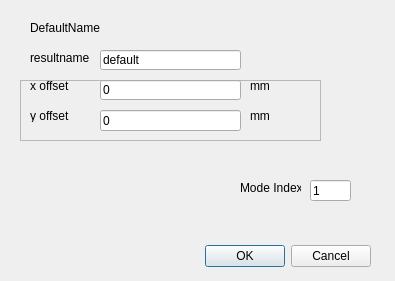
wzmsykk/cst_tools, file GUI/ui_post_edit.ui: the form before one commit.
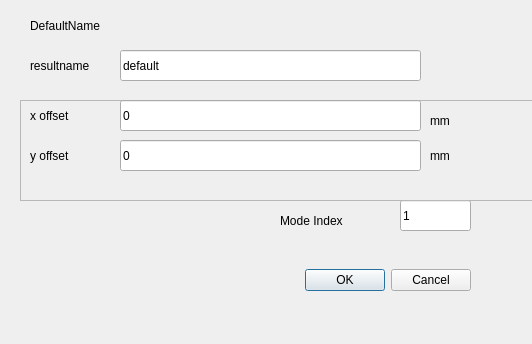
The form after the commit.

Patch:
```diff
--- a/GUI/ui_post_edit.ui
+++ b/GUI/ui_post_edit.ui
@@ -9,8 +9,8 @@
    <rect>
     <x>0</x>
     <y>0</y>
-    <width>395</width>
-    <height>281</height>
+    <width>532</width>
+    <height>344</height>
    </rect>
   </property>
   <property name="windowTitle">
@@ -19,10 +19,10 @@
   <widget class="QDialogButtonBox" name="buttonBox">
    <property name="geometry">
     <rect>
-     <x>30</x>
-     <y>240</y>
-     <width>341</width>
-     <height>32</height>
+     <x>60</x>
+     <y>250</y>
+     <width>411</width>
+     <height>61</height>
     </rect>
    </property>
    <property name="orientation">
@@ -36,9 +36,9 @@
    <property name="geometry">
     <rect>
      <x>30</x>
-     <y>20</y>
-     <width>131</width>
-     <height>16</height>
+     <y>10</y>
+     <width>141</width>
+     <height>31</height>
     </rect>
    </property>
    <property name="text">
@@ -48,10 +48,10 @@
   <widget class="QLineEdit" name="resultNameEdit">
    <property name="geometry">
     <rect>
-     <x>100</x>
+     <x>120</x>
      <y>50</y>
-     <width>141</width>
-     <height>20</height>
+     <width>301</width>
+     <height>31</height>
     </rect>
    </property>
    <property name="text">
@@ -61,10 +61,10 @@
   <widget class="QLineEdit" name="ModeIndexEdit">
    <property name="geometry">
     <rect>
-     <x>310</x>
-     <y>180</y>
-     <width>41</width>
-     <height>21</height>
+     <x>400</x>
+     <y>200</y>
+     <width>71</width>
+     <height>31</height>
     </rect>
    </property>
    <property name="text">
@@ -74,10 +74,10 @@
   <widget class="QLabel" name="label_4">
    <property name="geometry">
     <rect>
-     <x>240</x>
-     <y>180</y>
-     <width>61</width>
-     <height>16</height>
+     <x>280</x>
+     <y>210</y>
+     <width>111</width>
+     <height>21</height>
     </rect>
    </property>
    <property name="text">
@@ -91,9 +91,9 @@
    <property name="geometry">
     <rect>
      <x>20</x>
-     <y>80</y>
-     <width>301</width>
-     <height>61</height>
+     <y>100</y>
+     <width>521</width>
+     <height>101</height>
     </rect>
    </property>
    <property name="frameShape">
@@ -107,8 +107,8 @@
      <rect>
       <x>10</x>
       <y>0</y>
-      <width>54</width>
-      <height>12</height>
+      <width>81</width>
+      <height>31</height>
      </rect>
     </property>
     <property name="text">
@@ -118,10 +118,10 @@
    <widget class="QLineEdit" name="xoffsetEdit">
     <property name="geometry">
      <rect>
-      <x>80</x>
+      <x>100</x>
       <y>0</y>
-      <width>141</width>
-      <height>20</height>
+      <width>301</width>
+      <height>31</height>
      </rect>
     </property>
     <property name="text">
@@ -131,10 +131,10 @@
    <widget class="QLabel" name="label_5">
     <property name="geometry">
      <rect>
-      <x>230</x>
-      <y>0</y>
-      <width>54</width>
-      <height>12</height>
+      <x>410</x>
+      <y>10</y>
+      <width>81</width>
+      <height>21</height>
      </rect>
     </property>
     <property name="text">
@@ -145,9 +145,9 @@
     <property name="geometry">
      <rect>
       <x>10</x>
-      <y>30</y>
-      <width>54</width>
-      <height>12</height>
+      <y>40</y>
+      <width>81</width>
+      <height>31</height>
      </rect>
     </property>
     <property name="text">
@@ -157,10 +157,10 @@
    <widget class="QLineEdit" name="yoffsetEdit">
     <property name="geometry">
      <rect>
-      <x>80</x>
-      <y>30</y>
-      <width>141</width>
-      <height>21</height>
+      <x>100</x>
+      <y>40</y>
+      <width>301</width>
+      <height>31</height>
      </rect>
     </property>
     <property name="text">
@@ -170,10 +170,10 @@
    <widget class="QLabel" name="label_6">
     <property name="geometry">
      <rect>
-      <x>230</x>
-      <y>30</y>
-      <width>54</width>
-      <height>12</height>
+      <x>410</x>
+      <y>40</y>
+      <width>71</width>
+      <height>31</height>
      </rect>
     </property>
     <property name="text">
@@ -186,8 +186,8 @@
     <rect>
      <x>30</x>
      <y>50</y>
-     <width>71</width>
-     <height>16</height>
+     <width>81</width>
+     <height>31</height>
     </rect>
    </property>
    <property name="text">
```
